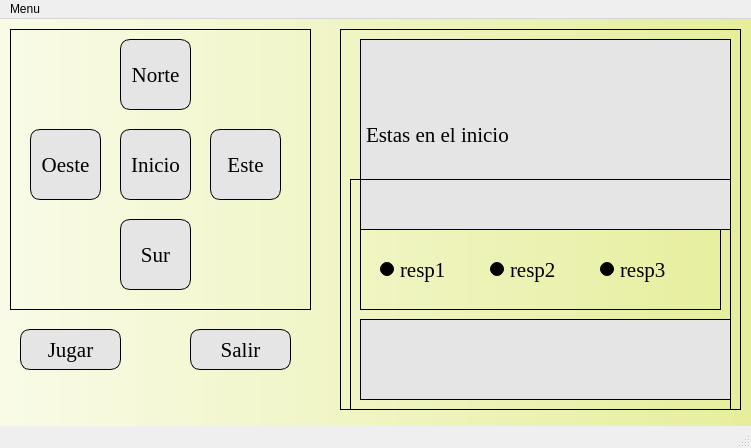
This is Python Scripts/Tarea 2 tema 3/MazmorraDesigner.ui in AntonioMallen/DAM2_DUAL as Qt 5 draws it before an edit. The edited form follows.
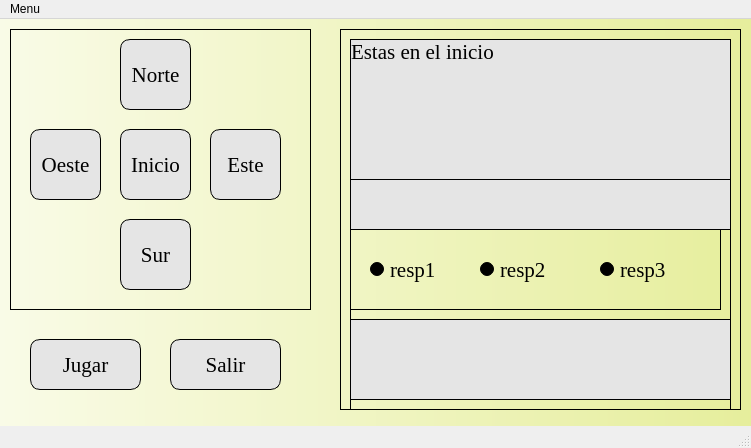
This is the edited form.

Patch:
```diff
--- a/Python Scripts/Tarea 2 tema 3/MazmorraDesigner.ui
+++ b/Python Scripts/Tarea 2 tema 3/MazmorraDesigner.ui
@@ -194,9 +194,9 @@
     <widget class="QLabel" name="TextGrande">
      <property name="geometry">
       <rect>
-       <x>20</x>
+       <x>10</x>
        <y>10</y>
-       <width>371</width>
+       <width>381</width>
        <height>191</height>
       </rect>
      </property>
@@ -212,6 +212,9 @@
        <pointsize>16</pointsize>
       </font>
      </property>
+     <property name="layoutDirection">
+      <enum>Qt::LeftToRight</enum>
+     </property>
      <property name="styleSheet">
       <string notr="true">background-color: rgb(229, 229, 229);
 border: 1px solid black;</string>
@@ -219,6 +222,15 @@
      <property name="text">
       <string>Estas en el inicio</string>
      </property>
+     <property name="alignment">
+      <set>Qt::AlignLeading|Qt::AlignLeft|Qt::AlignTop</set>
+     </property>
+     <property name="margin">
+      <number>20</number>
+     </property>
+     <property name="indent">
+      <number>0</number>
+     </property>
     </widget>
     <widget class="QFrame" name="textosAux">
      <property name="geometry">
@@ -241,9 +253,9 @@
      <widget class="QLabel" name="label_3">
       <property name="geometry">
        <rect>
-        <x>10</x>
+        <x>0</x>
         <y>140</y>
-        <width>371</width>
+        <width>381</width>
         <height>81</height>
        </rect>
       </property>
@@ -264,9 +276,9 @@
      <widget class="QFrame" name="frame">
       <property name="geometry">
        <rect>
-        <x>10</x>
+        <x>0</x>
         <y>50</y>
-        <width>361</width>
+        <width>371</width>
         <height>81</height>
        </rect>
       </property>
@@ -281,7 +293,7 @@
         <rect>
          <x>20</x>
          <y>10</y>
-         <width>91</width>
+         <width>101</width>
          <height>61</height>
         </rect>
        </property>
@@ -300,7 +312,7 @@
         <rect>
          <x>130</x>
          <y>10</y>
-         <width>91</width>
+         <width>101</width>
          <height>61</height>
         </rect>
        </property>
@@ -317,9 +329,9 @@
       <widget class="QRadioButton" name="radioButton_3">
        <property name="geometry">
         <rect>
-         <x>240</x>
+         <x>250</x>
          <y>10</y>
-         <width>91</width>
+         <width>101</width>
          <height>61</height>
         </rect>
        </property>
@@ -339,10 +351,10 @@
    <widget class="QPushButton" name="pushButton_6">
     <property name="geometry">
      <rect>
-      <x>20</x>
-      <y>310</y>
-      <width>101</width>
-      <height>41</height>
+      <x>30</x>
+      <y>320</y>
+      <width>111</width>
+      <height>51</height>
      </rect>
     </property>
     <property name="font">
@@ -364,10 +376,10 @@
    <widget class="QPushButton" name="pushButton_7">
     <property name="geometry">
      <rect>
-      <x>190</x>
-      <y>310</y>
-      <width>101</width>
-      <height>41</height>
+      <x>170</x>
+      <y>320</y>
+      <width>111</width>
+      <height>51</height>
      </rect>
     </property>
     <property name="font">
```
